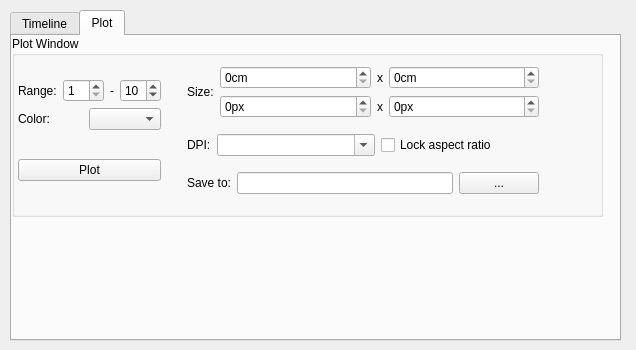
Before: the Qt Designer form Caver4/ui/caver_analysis.ui in YaoYinYing/caver-pymol-plugin, drawn with Qt 5.
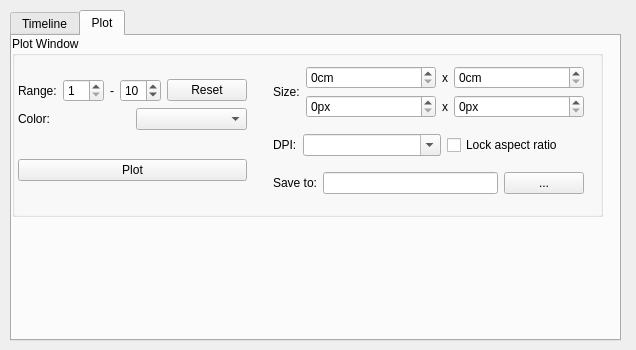
After: the same form once the commit is applied. The open tabs and pages were chosen to show the change.

```diff
--- a/Caver4/ui/caver_analysis.ui
+++ b/Caver4/ui/caver_analysis.ui
@@ -619,7 +619,7 @@
        <rect>
         <x>6</x>
         <y>20</y>
-        <width>521</width>
+        <width>566</width>
         <height>150</height>
        </rect>
       </property>
@@ -684,6 +684,13 @@
                  </property>
                 </widget>
                </item>
+               <item>
+                <widget class="QPushButton" name="pushButton_resetPlotTunnelRange">
+                 <property name="text">
+                  <string>Reset</string>
+                 </property>
+                </widget>
+               </item>
               </layout>
              </item>
             </layout>
```
